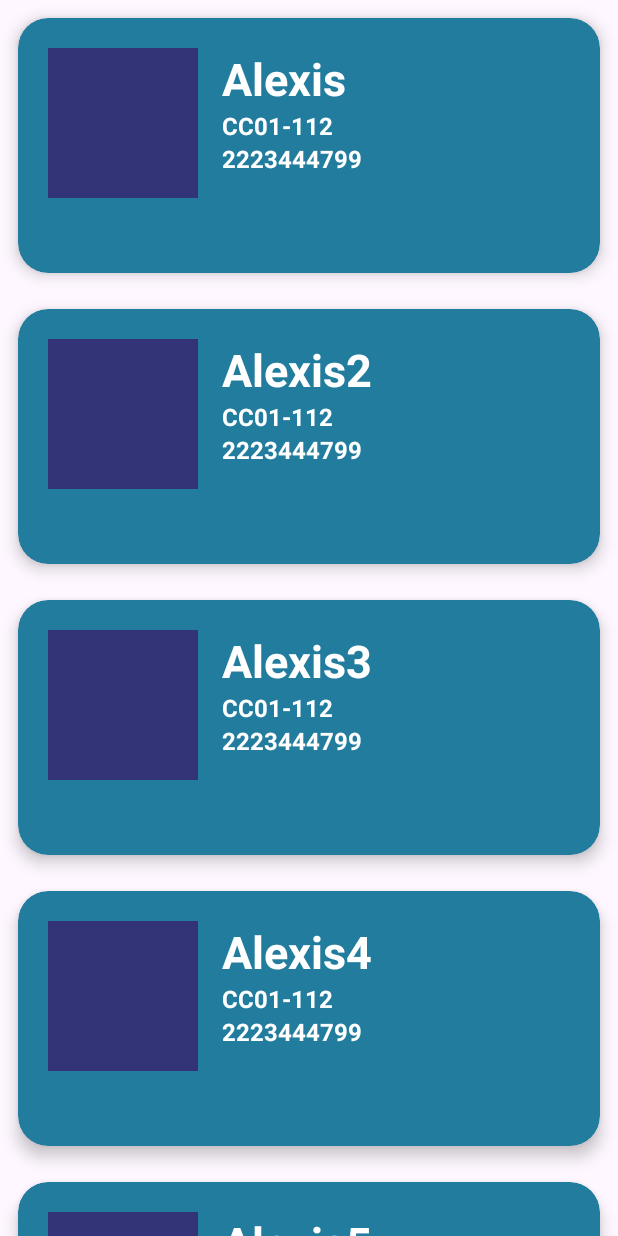
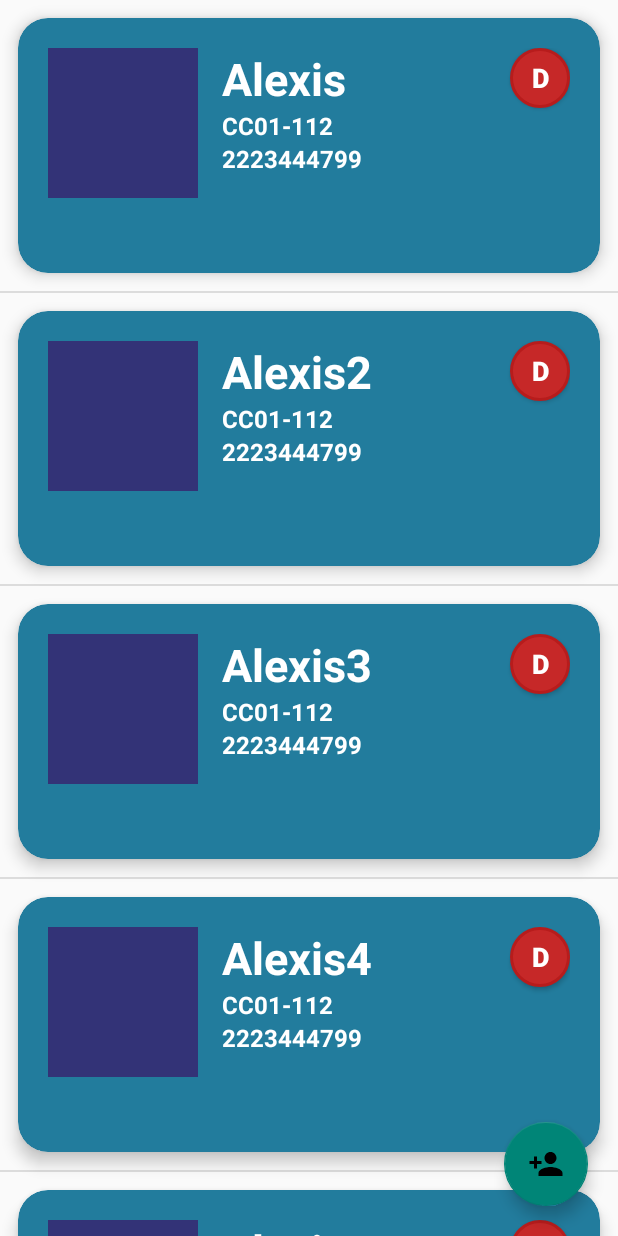
Before and after one commit to AlexisPaleta/OrganizerApp, an Android app: the screen it shows after launch (MainActivity), on a phone screen of 412 x 824 dp. Run offline under Robolectric (Android 15) with nearby library versions, the phone set to English and light mode, and no system bars.

Commit message:
Improving teacher recyclerView, delete button added and first concact with add button

```diff
--- a/app/src/main/java/com/fcc/organizador/TeachersFragment.kt
+++ b/app/src/main/java/com/fcc/organizador/TeachersFragment.kt
@@ -5,6 +5,8 @@ import androidx.fragment.app.Fragment
 import android.view.LayoutInflater
 import android.view.View
 import android.view.ViewGroup
+import android.widget.Toast
+import androidx.recyclerview.widget.DividerItemDecoration
 import androidx.recyclerview.widget.LinearLayoutManager
 import androidx.recyclerview.widget.RecyclerView
 import com.fcc.organizador.adapter.TeacherAdapter
@@ -26,6 +28,9 @@ class TeachersFragment : Fragment() {
     private var param2: String? = null
     private var _binding: FragmentTeachersBinding? = null
     private val binding get() = _binding!!
+    private var teacherMutableList: MutableList<Teacher> = TeacherProvider.teachersList.toMutableList()
+    private lateinit var adapter: TeacherAdapter
+    private lateinit var llmanager: LinearLayoutManager
 
     override fun onCreate(savedInstanceState: Bundle?) {
         super.onCreate(savedInstanceState)
@@ -37,6 +42,8 @@ class TeachersFragment : Fragment() {
 
     override fun onViewCreated(view: View, savedInstanceState: Bundle?) {
         super.onViewCreated(view, savedInstanceState)
+        binding.addTeacherFloatingButton.setOnClickListener { createTeacher() }
+        llmanager = LinearLayoutManager(requireContext())
         initRecyclerView()
     }
 
@@ -54,9 +61,34 @@ class TeachersFragment : Fragment() {
     }
 
     private fun initRecyclerView(){
+        adapter = TeacherAdapter(
+            teacherList = teacherMutableList,
+            onClickListener = { teacher -> onItemSelected(teacher) },
+            onClickDelete = { position -> onDeletedItem(position) }
+        )
+
+        val decoration = DividerItemDecoration(requireContext(), llmanager.orientation)
         val recyclerView = binding.recyclerTeachers
-        recyclerView.layoutManager = LinearLayoutManager(requireContext())
-        recyclerView.adapter = TeacherAdapter(TeacherProvider.teachersList)
+
+        recyclerView.layoutManager = llmanager
+        recyclerView.adapter = adapter
+        binding.recyclerTeachers.addItemDecoration(decoration)
+    }
+
+    private fun onItemSelected(teacher: Teacher){
+        Toast.makeText(requireContext(), teacher.name, Toast.LENGTH_SHORT).show()
+    }
+
+    private fun onDeletedItem(position: Int){
+        teacherMutableList.removeAt(position)
+        adapter.notifyItemRemoved(position)
+    }
+
+    private fun createTeacher() {
+        val teacher = Teacher("Unknown", "111-12", "1234567890", "?????")
+        teacherMutableList.add(teacher)
+        adapter.notifyItemInserted(teacherMutableList.size - 1)
+        llmanager.scrollToPositionWithOffset(teacherMutableList.size - 1, 10)
     }
 
     companion object {
--- a/app/src/main/java/com/fcc/organizador/adapter/TeacherAdapter.kt
+++ b/app/src/main/java/com/fcc/organizador/adapter/TeacherAdapter.kt
@@ -6,7 +6,11 @@ import androidx.recyclerview.widget.RecyclerView
 import com.fcc.organizador.R
 import com.fcc.organizador.Teacher
 
-class TeacherAdapter(private val teacherList: List<Teacher>): RecyclerView.Adapter<TeacherViewHolder>() {
+class TeacherAdapter(
+    private val teacherList: List<Teacher>,
+    private val onClickListener: (Teacher) -> Unit,
+    private val onClickDelete:(Int) -> Unit
+): RecyclerView.Adapter<TeacherViewHolder>() {
 
     override fun onCreateViewHolder(parent: ViewGroup, viewType: Int): TeacherViewHolder {
         val layoutInflater = LayoutInflater.from(parent.context)
@@ -19,7 +23,7 @@ class TeacherAdapter(private val teacherList: List<Teacher>): RecyclerView.Adapt
 
     override fun onBindViewHolder(holder: TeacherViewHolder, position: Int) {
         val item = teacherList[position]
-        holder.render(item)
+        holder.render(item, onClickListener, onClickDelete)
     }
 
 
--- a/app/src/main/java/com/fcc/organizador/adapter/TeacherViewHolder.kt
+++ b/app/src/main/java/com/fcc/organizador/adapter/TeacherViewHolder.kt
@@ -1,25 +1,22 @@
 package com.fcc.organizador.adapter
 
 import android.view.View
-import android.widget.ImageView
-import android.widget.TextView
 import androidx.recyclerview.widget.RecyclerView.ViewHolder
-import com.fcc.organizador.R
 import com.fcc.organizador.Teacher
+import com.fcc.organizador.databinding.ItemTeacherBinding
 
 class TeacherViewHolder(view: View): ViewHolder(view) {
 
-    val name = view.findViewById<TextView>(R.id.teacherName)
-    val cubicle = view.findViewById<TextView>(R.id.teacherCubicle)
-    val contact = view.findViewById<TextView>(R.id.teacherContact)
-    val description = view.findViewById<TextView>(R.id.teacherDescription)
-    val photo = view.findViewById<ImageView>(R.id.teacherImage)
+    val binding = ItemTeacherBinding.bind(view)
 
-    fun render(teacher: Teacher){
-        name.text = teacher.name
-        cubicle.text = teacher.cubicle
-        contact.text = teacher.contact
-        description.text = teacher.description
+    fun render(teacher: Teacher, onClickListener: (Teacher) -> Unit, onClickDelete: (Int) -> Unit){
+        binding.teacherName.text = teacher.name
+        binding.teacherCubicle.text = teacher.cubicle
+        binding.teacherContact.text = teacher.contact
+        binding.teacherDescription.text = teacher.description
+
+        binding.teacherCardItem.setOnClickListener { onClickListener(teacher) }
+        binding.teacherDeleteButton.setOnClickListener { onClickDelete(adapterPosition) }
     }
 
 }
--- /dev/null
+++ b/app/src/main/res/drawable/delete_button.xml
@@ -0,0 +1,10 @@
+<?xml version="1.0" encoding="utf-8"?>
+<shape android:shape="rectangle"
+    xmlns:android="http://schemas.android.com/apk/res/android">
+
+    <solid android:color="#C62828"/>
+    <corners android:radius="999dp"/>
+    <stroke android:width="2dp" android:color="#B71C1C"/>
+
+
+</shape>
--- /dev/null
+++ b/app/src/main/res/drawable/ic_person_add.xml
@@ -0,0 +1,5 @@
+<vector xmlns:android="http://schemas.android.com/apk/res/android" android:height="24dp" android:tint="#000000" android:viewportHeight="24" android:viewportWidth="24" android:width="24dp">
+
+    <path android:fillColor="@android:color/white" android:pathData="M15,12c2.21,0 4,-1.79 4,-4s-1.79,-4 -4,-4 -4,1.79 -4,4 1.79,4 4,4zM6,10L6,7L4,7v3L1,10v2h3v3h2v-3h3v-2L6,10zM15,14c-2.67,0 -8,1.34 -8,4v2h16v-2c0,-2.66 -5.33,-4 -8,-4z"/>
+
+</vector>
--- a/app/src/main/res/layout/fragment_teachers.xml
+++ b/app/src/main/res/layout/fragment_teachers.xml
@@ -10,4 +10,14 @@
         android:id="@+id/recyclerTeachers"
         android:layout_width="match_parent"
         android:layout_height="wrap_content" />
+
+    <com.google.android.material.floatingactionbutton.FloatingActionButton
+        android:id="@+id/addTeacherFloatingButton"
+        android:layout_width="wrap_content"
+        android:layout_height="wrap_content"
+        android:layout_gravity="bottom|end"
+        android:layout_marginEnd="20dp"
+        android:layout_marginBottom="20dp"
+        android:contentDescription="@string/add_a_teacher_item"
+        android:src="@drawable/ic_person_add" />
 </FrameLayout>
--- a/app/src/main/res/layout/item_teacher.xml
+++ b/app/src/main/res/layout/item_teacher.xml
@@ -68,6 +68,19 @@
             android:layout_centerHorizontal="true"
             android:textSize="16sp"/>
 
+        <Button
+            android:id="@+id/teacherDeleteButton"
+            android:layout_width="40dp"
+            android:layout_height="40dp"
+            android:layout_alignParentEnd="true"
+            android:layout_marginTop="0dp"
+            android:layout_marginEnd="0dp"
+            android:background="@drawable/delete_button"
+            android:text="D"
+            android:textColor="@color/white"
+            android:textStyle="bold"
+            android:textSize="18dp"/>
+
     </RelativeLayout>
 
 </androidx.cardview.widget.CardView>
--- a/app/src/main/res/values-night/themes.xml
+++ b/app/src/main/res/values-night/themes.xml
@@ -1,6 +1,6 @@
 <resources xmlns:tools="http://schemas.android.com/tools">
     <!-- Base application theme. -->
-    <style name="Base.Theme.Organizador" parent="Theme.Material3.DayNight.NoActionBar">
+    <style name="Base.Theme.Organizador" parent="Theme.AppCompat.Light.NoActionBar">
         <!-- Customize your dark theme here. -->
         <!-- <item name="colorPrimary">@color/my_dark_primary</item> -->
     </style>
--- a/app/src/main/res/values/strings.xml
+++ b/app/src/main/res/values/strings.xml
@@ -2,4 +2,5 @@
     <string name="app_name">Organizador</string>
     <!-- TODO: Remove or change this placeholder text -->
     <string name="hello_blank_fragment">Hello blank fragment</string>
+    <string name="add_a_teacher_item">Add a teacher item</string>
 </resources>
--- a/app/src/main/res/values/themes.xml
+++ b/app/src/main/res/values/themes.xml
@@ -1,6 +1,6 @@
 <resources xmlns:tools="http://schemas.android.com/tools">
     <!-- Base application theme. -->
-    <style name="Base.Theme.Organizador" parent="Theme.Material3.DayNight.NoActionBar">
+    <style name="Base.Theme.Organizador" parent="Theme.AppCompat.Light.NoActionBar">
         <!-- Customize your light theme here. -->
         <!-- <item name="colorPrimary">@color/my_light_primary</item> -->
     </style>
```
